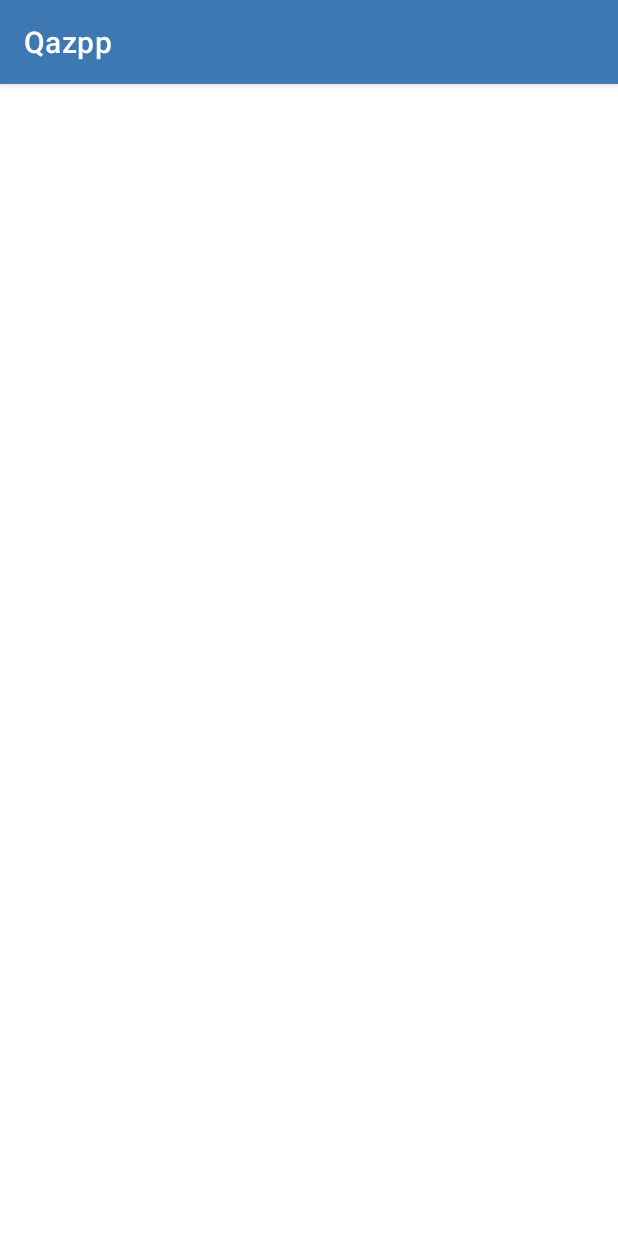
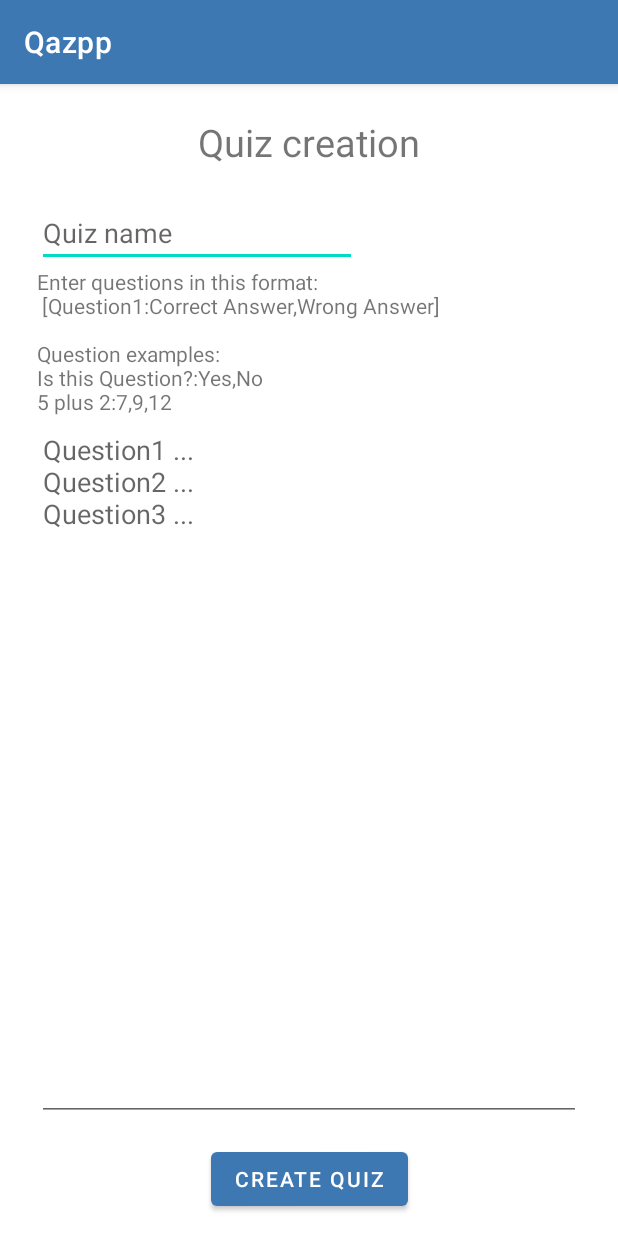
Before and after one commit to Operator21/Qazpp, an Android app: the CreateQuizActivity screen opened directly, with no data from a screen before it, on a phone screen of 412 x 824 dp. Run offline under Robolectric (Android 15) with nearby library versions, the phone set to English and light mode, and no system bars.

Commit message:
Parsing system and Quiz creation finished

```diff
--- a/app/src/main/java/com/standarts/qazpp/FinalScoreActivity.java
+++ b/app/src/main/java/com/standarts/qazpp/FinalScoreActivity.java
@@ -29,12 +29,14 @@ public class FinalScoreActivity extends AppCompatActivity {
     public void restartClick(View view) {
         Intent i = new Intent(this, QuizActivity.class);
         i.putExtra("quiz", json);
+        i.setFlags(i.getFlags() | Intent.FLAG_ACTIVITY_NO_HISTORY);
         //finishAffinity();
         startActivity(i);
     }
 
     public void menuClick(View view) {
         Intent i = new Intent(this, MenuActivity.class);
+        i.setFlags(i.getFlags() | Intent.FLAG_ACTIVITY_NO_HISTORY);
         startActivity(i);
     }
 }
--- a/app/src/main/java/com/standarts/qazpp/MenuActivity.java
+++ b/app/src/main/java/com/standarts/qazpp/MenuActivity.java
@@ -32,8 +32,8 @@ public class MenuActivity extends AppCompatActivity {
     }
 
     public void createClick(View view) {
-        Intent i = new Intent(this, QuizActivity.class);
-        startActivityForResult(i);
+        Intent i = new Intent(this, CreateQuizActivity.class);
+        startActivity(i);
     }
 
     private void startActivityForResult(Intent i) {
--- a/app/src/main/java/com/standarts/qazpp/Question.java
+++ b/app/src/main/java/com/standarts/qazpp/Question.java
@@ -15,9 +15,9 @@ public class Question {
     public Question(String text, String[] answers){
         this.text = text;
         if(answers.length > 1){
-            correctAnswer = answers[0];
+            correctAnswer = answers[0].trim();
             for (String answer : answers) {
-                this.answers.add(answer);
+                this.answers.add(answer.trim());
             }
         }
     }
--- a/app/src/main/java/com/standarts/qazpp/Quiz.java
+++ b/app/src/main/java/com/standarts/qazpp/Quiz.java
@@ -38,7 +38,7 @@ public class Quiz {
         return questions.size();
     }
 
-    public ArrayList<Question> Question(){
+    public ArrayList<Question> Questions(){
         return questions;
     }
 
--- a/app/src/main/java/com/standarts/qazpp/QuizActivity.java
+++ b/app/src/main/java/com/standarts/qazpp/QuizActivity.java
@@ -70,6 +70,7 @@ public class QuizActivity extends AppCompatActivity {
         } else {
             //Toast.makeText(this, "No more questions. Carry on", Toast.LENGTH_LONG).show();
             Intent i = new Intent(this, FinalScoreActivity.class);
+            i.setFlags(i.getFlags() | Intent.FLAG_ACTIVITY_NO_HISTORY);
             i.putExtra("score", score);
             i.putExtra("maxscore", currentQuiz.Size());
             i.putExtra("quiz", json);
@@ -80,6 +81,7 @@ public class QuizActivity extends AppCompatActivity {
 
     public void menuClick(View view) {
         Intent i = new Intent(this, MenuActivity.class);
+        i.setFlags(i.getFlags() | Intent.FLAG_ACTIVITY_NO_HISTORY);
         startActivity(i);
     }
 }
--- a/app/src/main/java/com/standarts/qazpp/SelectionActivity.java
+++ b/app/src/main/java/com/standarts/qazpp/SelectionActivity.java
@@ -42,6 +42,7 @@ public class SelectionActivity extends AppCompatActivity {
             @Override
             public void onItemClick(AdapterView<?> parent, View view, int position, long id) {
                 Intent i = new Intent(context, QuizActivity.class);
+                i.setFlags(i.getFlags() | Intent.FLAG_ACTIVITY_NO_HISTORY);
                 i.putExtra("quiz", new Gson().toJson(parent.getAdapter().getItem(position)));
                 startActivity(i);
             }
@@ -51,6 +52,8 @@ public class SelectionActivity extends AppCompatActivity {
 
     public void resetClick(View view) {
         DefaultFilesCreator.CreateDefaultFiles();
-        startActivity(new Intent(this, SelectionActivity.class));
+        Intent i = new Intent(this, QuizActivity.class);
+        i.setFlags(i.getFlags() | Intent.FLAG_ACTIVITY_NO_HISTORY);
+        startActivity(i);
     }
 }
--- a/app/src/main/res/layout/activity_create_quiz.xml
+++ b/app/src/main/res/layout/activity_create_quiz.xml
@@ -6,4 +6,88 @@
     android:layout_height="match_parent"
     tools:context=".CreateQuizActivity">
 
+    <TextView
+        android:id="@+id/textView4"
+        android:layout_width="wrap_content"
+        android:layout_height="wrap_content"
+        android:text="@string/quiz_creation"
+        android:textSize="25sp"
+        app:layout_constraintBottom_toTopOf="@+id/guideline7"
+        app:layout_constraintEnd_toEndOf="parent"
+        app:layout_constraintStart_toStartOf="parent"
+        app:layout_constraintTop_toTopOf="parent" />
+
+    <androidx.constraintlayout.widget.Guideline
+        android:id="@+id/guideline7"
+        android:layout_width="wrap_content"
+        android:layout_height="wrap_content"
+        android:orientation="horizontal"
+        app:layout_constraintGuide_percent="0.1" />
+
+    <androidx.constraintlayout.widget.Guideline
+        android:id="@+id/guideline9"
+        android:layout_width="wrap_content"
+        android:layout_height="wrap_content"
+        android:orientation="vertical"
+        app:layout_constraintGuide_percent="0.06" />
+
+    <EditText
+        android:id="@+id/nameTextEdit"
+        android:layout_width="wrap_content"
+        android:layout_height="wrap_content"
+        android:ems="10"
+        android:hint="@string/quiz_name"
+        android:inputType="textPersonName"
+        app:layout_constraintStart_toStartOf="@+id/guideline9"
+        app:layout_constraintTop_toTopOf="@+id/guideline7" />
+
+
+    <EditText
+        android:id="@+id/questionsTextEdit"
+        android:layout_width="0dp"
+        android:layout_height="0dp"
+        android:ems="10"
+        android:gravity="start|top"
+        android:hint="Question1 ...\nQuestion2 ...\nQuestion3 ..."
+        android:inputType="textMultiLine"
+        app:layout_constraintBottom_toTopOf="@+id/guideline12"
+        app:layout_constraintEnd_toStartOf="@+id/guideline11"
+        app:layout_constraintStart_toStartOf="@+id/guideline9"
+        app:layout_constraintTop_toBottomOf="@+id/textView5" />
+
+    <androidx.constraintlayout.widget.Guideline
+        android:id="@+id/guideline11"
+        android:layout_width="wrap_content"
+        android:layout_height="wrap_content"
+        android:orientation="vertical"
+        app:layout_constraintGuide_percent="0.94" />
+
+    <androidx.constraintlayout.widget.Guideline
+        android:id="@+id/guideline12"
+        android:layout_width="wrap_content"
+        android:layout_height="wrap_content"
+        android:orientation="horizontal"
+        app:layout_constraintGuide_percent="0.9" />
+
+    <TextView
+        android:id="@+id/textView5"
+        android:layout_width="0dp"
+        android:layout_height="wrap_content"
+        android:text="Enter questions in this format:\n [Question1:Correct Answer,Wrong Answer]\n\nQuestion examples:\nIs this Question?:Yes,No\n5 plus 2:7,9,12"
+        app:layout_constraintEnd_toStartOf="@+id/guideline11"
+        app:layout_constraintStart_toStartOf="@+id/guideline9"
+        app:layout_constraintTop_toBottomOf="@+id/nameTextEdit" />
+
+    <Button
+        android:id="@+id/button3"
+        android:layout_width="wrap_content"
+        android:layout_height="wrap_content"
+        android:text="@string/create_quiz"
+        android:onClick="createClick"
+        app:layout_constraintBottom_toBottomOf="parent"
+        app:layout_constraintEnd_toStartOf="@+id/guideline11"
+        app:layout_constraintStart_toStartOf="@+id/guideline9"
+        app:layout_constraintTop_toTopOf="@+id/guideline12" />
+
+
 </androidx.constraintlayout.widget.ConstraintLayout>
--- a/app/src/main/res/values/strings.xml
+++ b/app/src/main/res/values/strings.xml
@@ -11,4 +11,6 @@
     <string name="give_up">Give up</string>
     <string name="quiz_selection">Quiz selection</string>
     <string name="reset_files">Reset files</string>
+    <string name="quiz_creation">Quiz creation</string>
+    <string name="quiz_name">Quiz name</string>
 </resources>
```
Also changed, not shown: app/src/main/java/com/standarts/qazpp/CreateQuizActivity.java (+34 -1 lines), app/src/main/java/com/standarts/qazpp/QuestionInputParser.java (added, +38 -0 lines).
